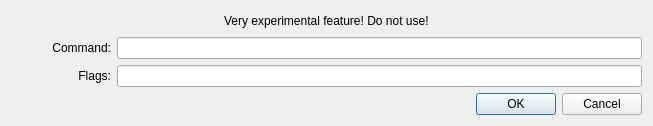
First picture: the form in resources/ui/carla_add_jack.ui, repository falkTX/Carla, before the edit.
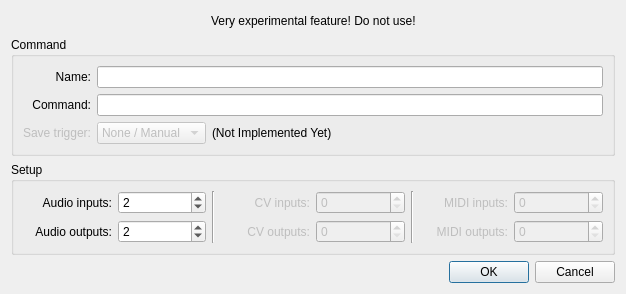
Second picture: the form after the edit. Icons and pictures are not drawn.

Commit message: Start options for jack-app dialog

Diff of the .ui file:
```diff
--- a/resources/ui/carla_add_jack.ui
+++ b/resources/ui/carla_add_jack.ui
@@ -6,8 +6,8 @@
    <rect>
     <x>0</x>
     <y>0</y>
-    <width>653</width>
-    <height>125</height>
+    <width>626</width>
+    <height>274</height>
    </rect>
   </property>
   <property name="windowTitle">
@@ -90,50 +90,249 @@
     </layout>
    </item>
    <item>
-    <layout class="QHBoxLayout" name="horizontalLayout_2">
-     <item>
-      <widget class="QLabel" name="label">
-       <property name="minimumSize">
-        <size>
-         <width>100</width>
-         <height>0</height>
-        </size>
-       </property>
-       <property name="text">
-        <string>Command:</string>
-       </property>
-       <property name="alignment">
-        <set>Qt::AlignRight|Qt::AlignTrailing|Qt::AlignVCenter</set>
-       </property>
-      </widget>
-     </item>
-     <item>
-      <widget class="QLineEdit" name="le_command"/>
-     </item>
-    </layout>
+    <widget class="QGroupBox" name="group_command">
+     <property name="title">
+      <string>Command</string>
+     </property>
+     <layout class="QGridLayout" name="gridLayout">
+      <item row="1" column="0">
+       <widget class="QLabel" name="label">
+        <property name="text">
+         <string>Command:</string>
+        </property>
+        <property name="alignment">
+         <set>Qt::AlignRight|Qt::AlignTrailing|Qt::AlignVCenter</set>
+        </property>
+       </widget>
+      </item>
+      <item row="1" column="1" colspan="3">
+       <widget class="QLineEdit" name="le_command"/>
+      </item>
+      <item row="2" column="0">
+       <widget class="QLabel" name="label_6">
+        <property name="enabled">
+         <bool>false</bool>
+        </property>
+        <property name="text">
+         <string>Save trigger:</string>
+        </property>
+        <property name="alignment">
+         <set>Qt::AlignRight|Qt::AlignTrailing|Qt::AlignVCenter</set>
+        </property>
+       </widget>
+      </item>
+      <item row="2" column="1">
+       <widget class="QComboBox" name="cb_save_trigger">
+        <property name="enabled">
+         <bool>false</bool>
+        </property>
+        <item>
+         <property name="text">
+          <string>None / Manual</string>
+         </property>
+        </item>
+        <item>
+         <property name="text">
+          <string>SIGUSR1</string>
+         </property>
+        </item>
+        <item>
+         <property name="text">
+          <string>NSM</string>
+         </property>
+        </item>
+       </widget>
+      </item>
+      <item row="2" column="3">
+       <spacer name="horizontalSpacer_3">
+        <property name="orientation">
+         <enum>Qt::Horizontal</enum>
+        </property>
+        <property name="sizeHint" stdset="0">
+         <size>
+          <width>274</width>
+          <height>1</height>
+         </size>
+        </property>
+       </spacer>
+      </item>
+      <item row="2" column="2">
+       <widget class="QLabel" name="label_9">
+        <property name="text">
+         <string>(Not Implemented Yet)</string>
+        </property>
+       </widget>
+      </item>
+      <item row="0" column="0">
+       <widget class="QLabel" name="label_10">
+        <property name="text">
+         <string>Name:</string>
+        </property>
+        <property name="alignment">
+         <set>Qt::AlignRight|Qt::AlignTrailing|Qt::AlignVCenter</set>
+        </property>
+       </widget>
+      </item>
+      <item row="0" column="1" colspan="3">
+       <widget class="QLineEdit" name="le_name"/>
+      </item>
+     </layout>
+    </widget>
    </item>
    <item>
-    <layout class="QHBoxLayout" name="horizontalLayout_3">
-     <item>
-      <widget class="QLabel" name="label_2">
-       <property name="minimumSize">
-        <size>
-         <width>100</width>
-         <height>0</height>
-        </size>
-       </property>
-       <property name="text">
-        <string>Flags:</string>
-       </property>
-       <property name="alignment">
-        <set>Qt::AlignRight|Qt::AlignTrailing|Qt::AlignVCenter</set>
-       </property>
-      </widget>
-     </item>
-     <item>
-      <widget class="QLineEdit" name="le_flags"/>
-     </item>
-    </layout>
+    <widget class="QGroupBox" name="group_setup">
+     <property name="title">
+      <string>Setup</string>
+     </property>
+     <layout class="QGridLayout" name="gridLayout_2">
+      <item row="0" column="0">
+       <widget class="QLabel" name="label_3">
+        <property name="text">
+         <string>Audio inputs:</string>
+        </property>
+        <property name="alignment">
+         <set>Qt::AlignRight|Qt::AlignTrailing|Qt::AlignVCenter</set>
+        </property>
+       </widget>
+      </item>
+      <item row="0" column="1">
+       <widget class="QSpinBox" name="sb_audio_ins">
+        <property name="maximum">
+         <number>64</number>
+        </property>
+        <property name="value">
+         <number>2</number>
+        </property>
+       </widget>
+      </item>
+      <item row="0" column="2" rowspan="2">
+       <widget class="Line" name="line">
+        <property name="orientation">
+         <enum>Qt::Vertical</enum>
+        </property>
+       </widget>
+      </item>
+      <item row="0" column="3">
+       <widget class="QLabel" name="label_5">
+        <property name="enabled">
+         <bool>false</bool>
+        </property>
+        <property name="text">
+         <string>CV inputs:</string>
+        </property>
+        <property name="alignment">
+         <set>Qt::AlignRight|Qt::AlignTrailing|Qt::AlignVCenter</set>
+        </property>
+       </widget>
+      </item>
+      <item row="0" column="4">
+       <widget class="QSpinBox" name="sb_cv_ins">
+        <property name="enabled">
+         <bool>false</bool>
+        </property>
+        <property name="maximum">
+         <number>64</number>
+        </property>
+       </widget>
+      </item>
+      <item row="0" column="5" rowspan="2">
+       <widget class="Line" name="line_2">
+        <property name="orientation">
+         <enum>Qt::Vertical</enum>
+        </property>
+       </widget>
+      </item>
+      <item row="0" column="6">
+       <widget class="QLabel" name="label_7">
+        <property name="enabled">
+         <bool>false</bool>
+        </property>
+        <property name="text">
+         <string>MIDI inputs:</string>
+        </property>
+        <property name="alignment">
+         <set>Qt::AlignRight|Qt::AlignTrailing|Qt::AlignVCenter</set>
+        </property>
+       </widget>
+      </item>
+      <item row="0" column="7">
+       <widget class="QSpinBox" name="sb_midi_ins">
+        <property name="enabled">
+         <bool>false</bool>
+        </property>
+        <property name="maximum">
+         <number>16</number>
+        </property>
+       </widget>
+      </item>
+      <item row="1" column="0">
+       <widget class="QLabel" name="label_4">
+        <property name="text">
+         <string>Audio outputs:</string>
+        </property>
+        <property name="alignment">
+         <set>Qt::AlignRight|Qt::AlignTrailing|Qt::AlignVCenter</set>
+        </property>
+       </widget>
+      </item>
+      <item row="1" column="1">
+       <widget class="QSpinBox" name="sb_audio_outs">
+        <property name="maximum">
+         <number>64</number>
+        </property>
+        <property name="value">
+         <number>2</number>
+        </property>
+       </widget>
+      </item>
+      <item row="1" column="3">
+       <widget class="QLabel" name="label_2">
+        <property name="enabled">
+         <bool>false</bool>
+        </property>
+        <property name="text">
+         <string>CV outputs:</string>
+        </property>
+        <property name="alignment">
+         <set>Qt::AlignRight|Qt::AlignTrailing|Qt::AlignVCenter</set>
+        </property>
+       </widget>
+      </item>
+      <item row="1" column="4">
+       <widget class="QSpinBox" name="sb_cv_outs">
+        <property name="enabled">
+         <bool>false</bool>
+        </property>
+        <property name="maximum">
+         <number>64</number>
+        </property>
+       </widget>
+      </item>
+      <item row="1" column="6">
+       <widget class="QLabel" name="label_8">
+        <property name="enabled">
+         <bool>false</bool>
+        </property>
+        <property name="text">
+         <string>MIDI outputs:</string>
+        </property>
+        <property name="alignment">
+         <set>Qt::AlignRight|Qt::AlignTrailing|Qt::AlignVCenter</set>
+        </property>
+       </widget>
+      </item>
+      <item row="1" column="7">
+       <widget class="QSpinBox" name="sb_midi_outs">
+        <property name="enabled">
+         <bool>false</bool>
+        </property>
+        <property name="maximum">
+         <number>16</number>
+        </property>
+       </widget>
+      </item>
+     </layout>
+    </widget>
    </item>
    <item>
     <widget class="QDialogButtonBox" name="buttonBox">
```
The commit also changes 5 other files.
